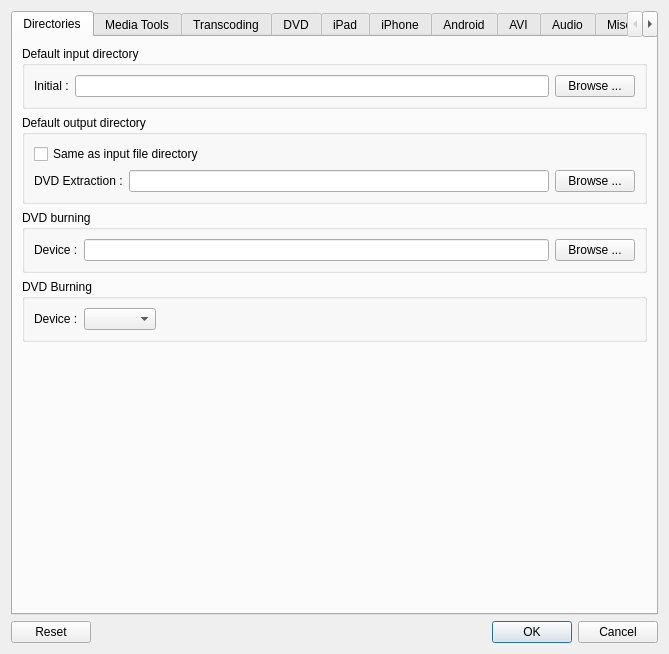
The window that src/QtlMovie/QtlMovieEditSettings.ui (qtlmovie/qtlmovie) describes before a commit, drawn with Qt 5.
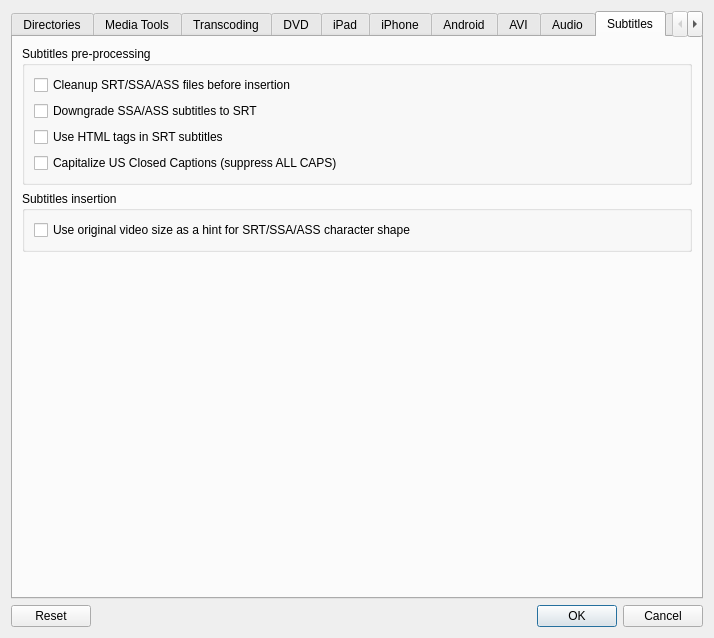
The same window after the commit. The open tabs and pages were chosen to show the change. Icons and pictures are not drawn. Custom widgets are drawn as their Qt base class.

Commit message: Added options to convert SSA/ASS subtitles to SRT

Patch:
```diff
--- a/src/QtlMovie/QtlMovieEditSettings.ui
+++ b/src/QtlMovie/QtlMovieEditSettings.ui
@@ -6,7 +6,7 @@
    <rect>
     <x>0</x>
     <y>0</y>
-    <width>669</width>
+    <width>714</width>
     <height>602</height>
    </rect>
   </property>
@@ -18,7 +18,7 @@
     <normaloff>:/images/qtlmovie-64.png</normaloff>:/images/qtlmovie-64.png</iconset>
   </property>
   <layout class="QGridLayout" name="gridLayout_3">
-   <item row="0" column="0">
+   <item row="2" column="0">
     <widget class="QTabWidget" name="tab">
      <property name="currentIndex">
       <number>0</number>
@@ -405,36 +405,6 @@
          </layout>
         </widget>
        </item>
-       <item>
-        <widget class="QGroupBox" name="groupBoxSubtitles">
-         <property name="title">
-          <string>Subtitles insertion</string>
-         </property>
-         <layout class="QVBoxLayout" name="layoutSubtitles">
-          <item>
-           <widget class="QCheckBox" name="checkBoxSrtUseVideoSize">
-            <property name="text">
-             <string>Use original video size as a hint for SRT/SSA/ASS character shape</string>
-            </property>
-           </widget>
-          </item>
-          <item>
-           <widget class="QCheckBox" name="checkBoxCleanupSubtitles">
-            <property name="text">
-             <string>Cleanup SRT/SSA/ASS files before insertion</string>
-            </property>
-           </widget>
-          </item>
-          <item>
-           <widget class="QCheckBox" name="checkBoxCapitalizeCc">
-            <property name="text">
-             <string>Capitalize US Closed Captions (suppress ALL CAPS)</string>
-            </property>
-           </widget>
-          </item>
-         </layout>
-        </widget>
-       </item>
        <item>
         <widget class="QGroupBox" name="groupBoxIntermediateFiles">
          <property name="title">
@@ -1302,6 +1272,79 @@
        </item>
       </layout>
      </widget>
+     <widget class="QWidget" name="tabSubtitles">
+      <attribute name="title">
+       <string>Subtitles</string>
+      </attribute>
+      <layout class="QVBoxLayout" name="layoutSubtitles">
+       <item>
+        <widget class="QGroupBox" name="groupBoxSubtitlesPreprocessing">
+         <property name="title">
+          <string>Subtitles pre-processing</string>
+         </property>
+         <layout class="QVBoxLayout" name="layoutSubtitlesPreprocessing">
+          <item>
+           <widget class="QCheckBox" name="checkBoxCleanupSubtitles">
+            <property name="text">
+             <string>Cleanup SRT/SSA/ASS files before insertion</string>
+            </property>
+           </widget>
+          </item>
+          <item>
+           <widget class="QCheckBox" name="checkBoxDowngradeSsaToSrt">
+            <property name="text">
+             <string>Downgrade SSA/ASS subtitles to SRT</string>
+            </property>
+           </widget>
+          </item>
+          <item>
+           <widget class="QCheckBox" name="checkBoxUseHtmlInSrt">
+            <property name="text">
+             <string>Use HTML tags in SRT subtitles</string>
+            </property>
+           </widget>
+          </item>
+          <item>
+           <widget class="QCheckBox" name="checkBoxCapitalizeCc">
+            <property name="text">
+             <string>Capitalize US Closed Captions (suppress ALL CAPS)</string>
+            </property>
+           </widget>
+          </item>
+         </layout>
+        </widget>
+       </item>
+       <item>
+        <widget class="QGroupBox" name="groupBoxSubtitlesInsertion">
+         <property name="title">
+          <string>Subtitles insertion</string>
+         </property>
+         <layout class="QVBoxLayout" name="layoutSubtitlesInsertion">
+          <item>
+           <widget class="QCheckBox" name="checkBoxSrtUseVideoSize">
+            <property name="text">
+             <string>Use original video size as a hint for SRT/SSA/ASS character shape</string>
+            </property>
+           </widget>
+          </item>
+         </layout>
+        </widget>
+       </item>
+       <item>
+        <spacer name="verticalSpacer">
+         <property name="orientation">
+          <enum>Qt::Vertical</enum>
+         </property>
+         <property name="sizeHint" stdset="0">
+          <size>
+           <width>20</width>
+           <height>40</height>
+          </size>
+         </property>
+        </spacer>
+       </item>
+      </layout>
+     </widget>
      <widget class="QWidget" name="tabMisc">
       <attribute name="title">
        <string>Miscellaneous</string>
@@ -1515,7 +1558,7 @@
      </widget>
     </widget>
    </item>
-   <item row="1" column="0">
+   <item row="3" column="0">
     <widget class="QDialogButtonBox" name="buttonBox">
      <property name="orientation">
       <enum>Qt::Horizontal</enum>
```
Left out of the diff: 4 changed lines with no effect on the pictures. The commit also changes 36 other files.
